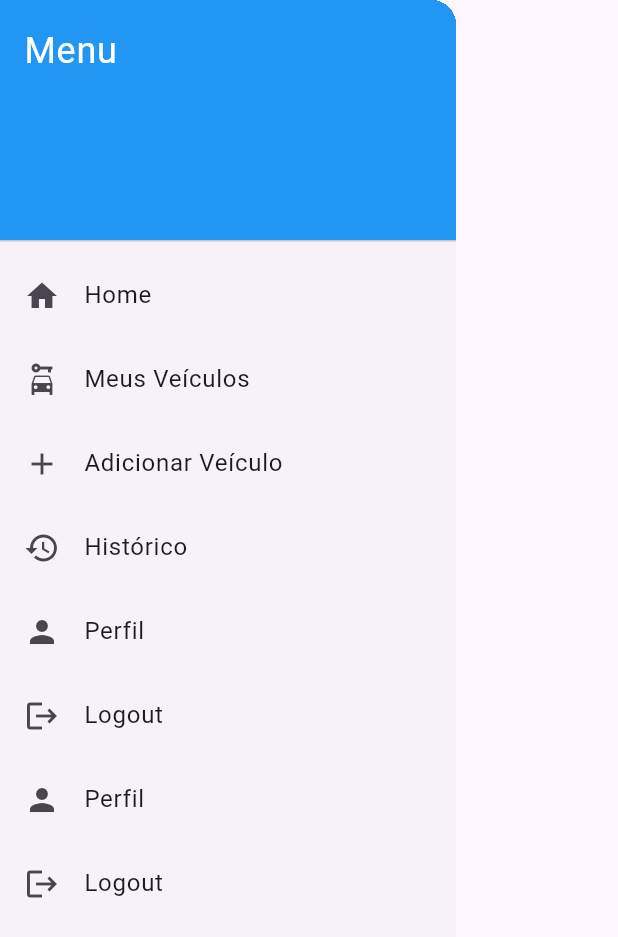
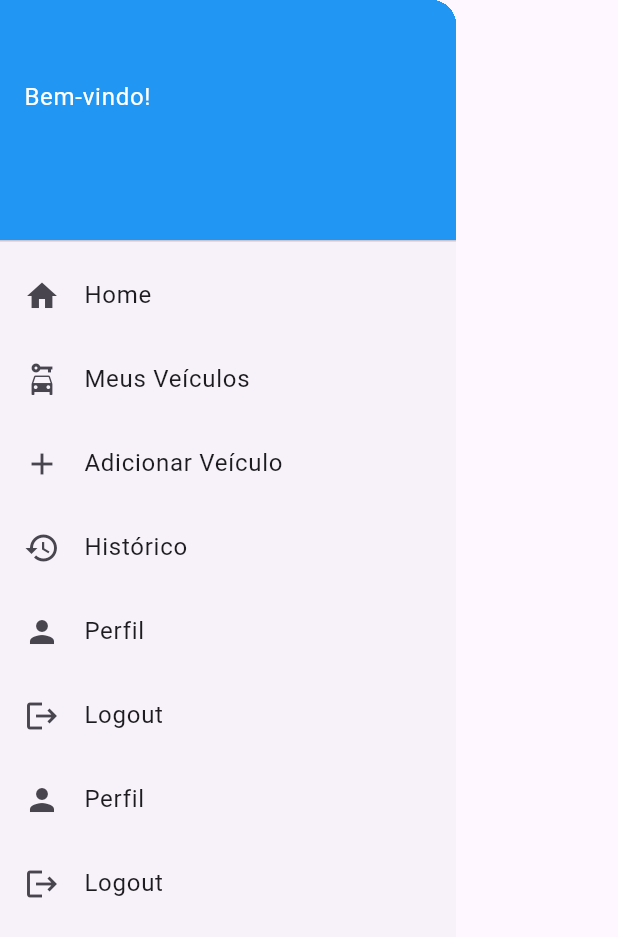
Before and after one commit to xxfellas/controle-abastecimento, a Flutter app: the DrawerMenu widget shown alone on an empty page, opened directly, on a phone screen of 412 x 824 dp. Shown: the top 937 px of the screen. Run offline on Flutter 3.47's test engine with Material 3 defaults, Android fonts, the phone set to English and light mode, and no system bars; our stand-ins replace cloud_firestore, firebase_auth, firebase_core; accounts and stored records are empty.

Commit message:
Add files via upload

```diff
--- a/lib/widgets/drawer_menu.dart
+++ b/lib/widgets/drawer_menu.dart
@@ -1,3 +1,4 @@
+import 'package:firebase_auth/firebase_auth.dart';
 import 'package:flutter/material.dart';
 import 'package:provaandreabastecimento/screens/profile.dart';
 import '../services/auth_service.dart';
@@ -11,9 +12,19 @@ class DrawerMenu extends StatelessWidget {
         children: [
           DrawerHeader(
             decoration: BoxDecoration(color: Colors.blue),
-            child: Text(
-              'Menu',
-              style: TextStyle(color: Colors.white, fontSize: 24),
+            child: Column(
+              crossAxisAlignment: CrossAxisAlignment.start,
+              children: [
+                Text(
+                  FirebaseAuth.instance.currentUser?.email ?? '',
+                  style: TextStyle(color: Colors.white, fontSize: 18),
+                ),
+                SizedBox(height: 10),
+                Text(
+                  'Bem-vindo!',
+                  style: TextStyle(color: Colors.white, fontSize: 16),
+                ),
+              ],
             ),
           ),
           ListTile(
```
Also changed, not shown: lib/main.dart (+12 -1 lines).
